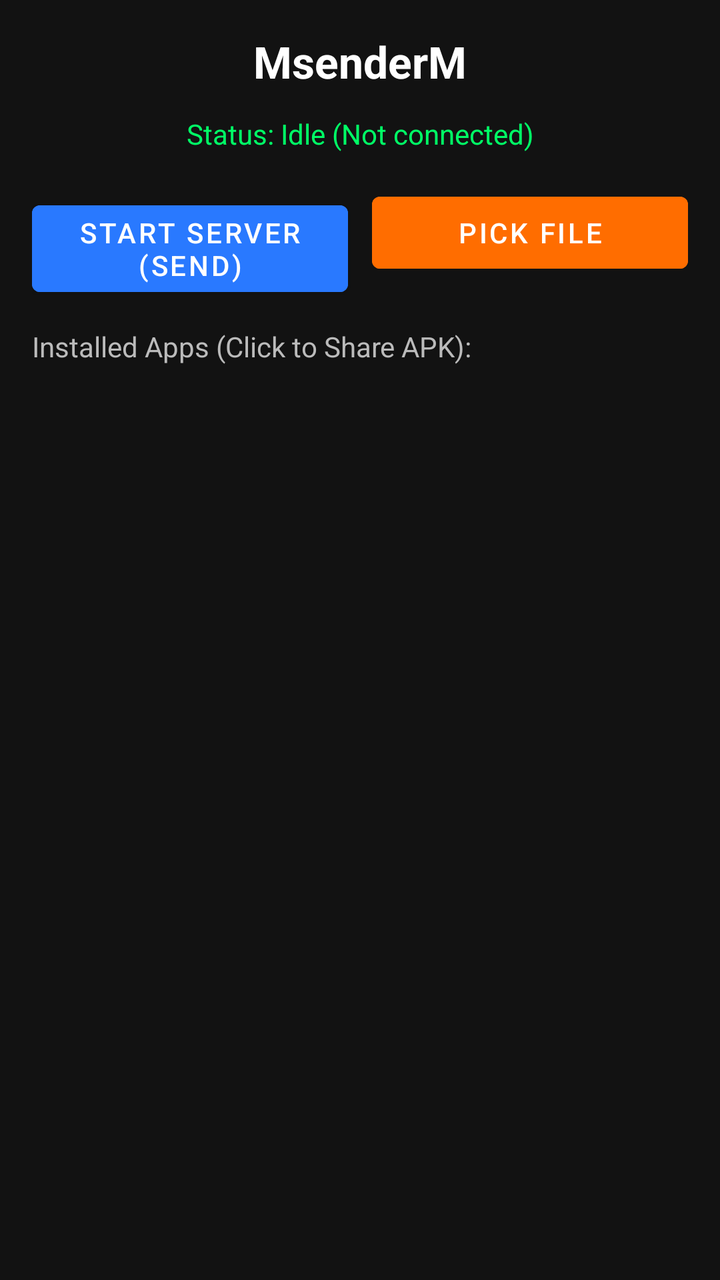
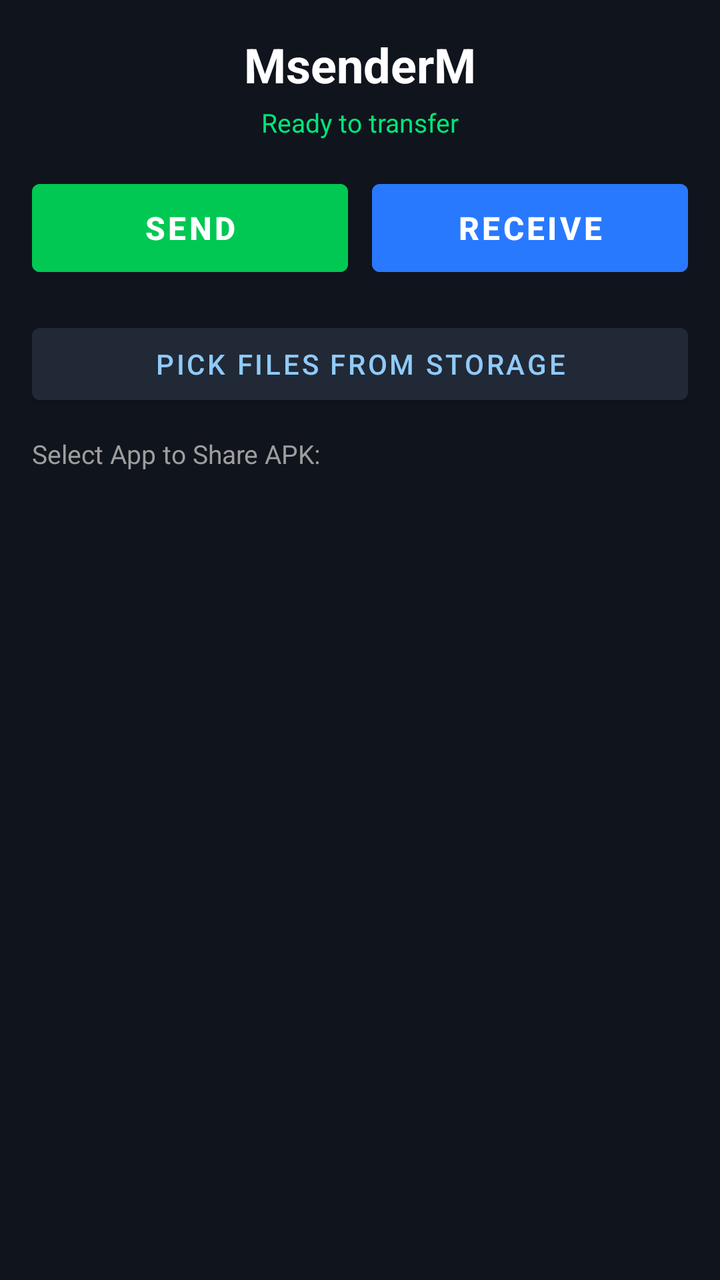

The first picture is an Android layout as it rendered before a commit; the second is the same layout after the commit. The layout source and the unified diff follow.
<!-- AndroidManifest.xml: application theme Theme.MaterialComponents.DayNight.NoActionBar -->
<!-- res/layout/activity_main.xml -->
<?xml version="1.0" encoding="utf-8"?>
<LinearLayout xmlns:android="http://schemas.android.com/apk/res/android"
    android:layout_width="match_parent"
    android:layout_height="match_parent"
    android:orientation="vertical"
    android:background="#121212"
    android:padding="16dp">

    <TextView
        android:layout_width="wrap_content"
        android:layout_height="wrap_content"
        android:text="MsenderM"
        android:textColor="#FFFFFF"
        android:textSize="22sp"
        android:textStyle="bold"
        android:layout_gravity="center"
        android:layout_marginBottom="12dp" />

    <TextView
        android:id="@+id/tvStatus"
        android:layout_width="match_parent"
        android:layout_height="wrap_content"
        android:text="Status: Idle (Not connected)"
        android:textColor="#00FF66"
        android:textSize="14sp"
        android:gravity="center"
        android:layout_marginBottom="16dp" />

    <LinearLayout
        android:layout_width="match_parent"
        android:layout_height="wrap_content"
        android:orientation="horizontal"
        android:weightSum="2"
        android:layout_marginBottom="16dp">

        <Button
            android:id="@+id/btnSend"
            android:layout_width="0dp"
            android:layout_height="wrap_content"
            android:layout_weight="1"
            android:text="START SERVER (SEND)"
            android:backgroundTint="#2979FF"
            android:textColor="#FFFFFF"
            android:layout_marginEnd="6dp" />

        <Button
            android:id="@+id/btnSelectFile"
            android:layout_width="0dp"
            android:layout_height="wrap_content"
            android:layout_weight="1"
            android:text="PICK FILE"
            android:backgroundTint="#FF6D00"
            android:textColor="#FFFFFF"
            android:layout_marginStart="6dp" />
    </LinearLayout>

    <TextView
        android:layout_width="wrap_content"
        android:layout_height="wrap_content"
        android:text="Installed Apps (Click to Share APK):"
        android:textColor="#BBBBBB"
        android:textSize="14sp"
        android:layout_marginBottom="8dp" />

    <ListView
        android:id="@+id/lvApps"
        android:layout_width="match_parent"
        android:layout_height="0dp"
        android:layout_weight="1"
        android:divider="#2D2D2D"
        android:dividerHeight="1dp" />

</LinearLayout>
<!-- resources referenced by this layout -->
<resources>

</resources>

<!-- the commit's change to res/layout/activity_main.xml (unified diff, before → after) -->
@@ -1,73 +1,34 @@
 <?xml version="1.0" encoding="utf-8"?>
-<LinearLayout xmlns:android="http://schemas.android.com/apk/res/android"
-    android:layout_width="match_parent"
-    android:layout_height="match_parent"
-    android:orientation="vertical"
-    android:background="#121212"
-    android:padding="16dp">
+<LinearLayout android:background="#10141D" android:layout_height="match_parent" android:layout_width="match_parent" android:orientation="vertical" android:padding="16dp" xmlns:android="http://schemas.android.com/apk/res/android">
 
-    <TextView
-        android:layout_width="wrap_content"
-        android:layout_height="wrap_content"
-        android:text="MsenderM"
-        android:textColor="#FFFFFF"
-        android:textSize="22sp"
-        android:textStyle="bold"
-        android:layout_gravity="center"
-        android:layout_marginBottom="12dp" />
+    
+    <TextView android:layout_gravity="center" android:layout_height="wrap_content" android:layout_marginBottom="4dp" android:layout_width="wrap_content" android:text="MsenderM" android:textColor="#FFFFFF" android:textSize="24sp" android:textStyle="bold"/>
 
-    <TextView
-        android:id="@+id/tvStatus"
-        android:layout_width="match_parent"
-        android:layout_height="wrap_content"
-        android:text="Status: Idle (Not connected)"
-        android:textColor="#00FF66"
-        android:textSize="14sp"
-        android:gravity="center"
-        android:layout_marginBottom="16dp" />
+    <TextView android:gravity="center" android:id="@+id/tvStatus" android:layout_height="wrap_content" android:layout_marginBottom="16dp" android:layout_width="match_parent" android:text="Ready to transfer" android:textColor="#00E676" android:textSize="13sp"/>
 
-    <LinearLayout
-        android:layout_width="match_parent"
-        android:layout_height="wrap_content"
-        android:orientation="horizontal"
-        android:weightSum="2"
-        android:layout_marginBottom="16dp">
+    
+    <LinearLayout android:layout_height="wrap_content" android:layout_marginBottom="16dp" android:layout_width="match_parent" android:orientation="horizontal" android:weightSum="2">
 
-        <Button
-            android:id="@+id/btnSend"
-            android:layout_width="0dp"
-            android:layout_height="wrap_content"
-            android:layout_weight="1"
-            android:text="START SERVER (SEND)"
-            android:backgroundTint="#2979FF"
-            android:textColor="#FFFFFF"
-            android:layout_marginEnd="6dp" />
+        <Button android:backgroundTint="#00C853" android:id="@+id/btnSend" android:layout_height="56dp" android:layout_marginEnd="6dp" android:layout_weight="1" android:layout_width="0dp" android:text="SEND" android:textColor="#FFFFFF" android:textSize="16sp" android:textStyle="bold"/>
 
-        <Button
-            android:id="@+id/btnSelectFile"
-            android:layout_width="0dp"
-            android:layout_height="wrap_content"
-            android:layout_weight="1"
-            android:text="PICK FILE"
-            android:backgroundTint="#FF6D00"
-            android:textColor="#FFFFFF"
-            android:layout_marginStart="6dp" />
+        <Button android:backgroundTint="#2979FF" android:id="@+id/btnReceive" android:layout_height="56dp" android:layout_marginStart="6dp" android:layout_weight="1" android:layout_width="0dp" android:text="RECEIVE" android:textColor="#FFFFFF" android:textSize="16sp" android:textStyle="bold"/>
     </LinearLayout>
 
-    <TextView
-        android:layout_width="wrap_content"
-        android:layout_height="wrap_content"
-        android:text="Installed Apps (Click to Share APK):"
-        android:textColor="#BBBBBB"
-        android:textSize="14sp"
-        android:layout_marginBottom="8dp" />
+    
+    <Button android:backgroundTint="#212936" android:id="@+id/btnPickCustomFile" android:layout_height="wrap_content" android:layout_marginBottom="12dp" android:layout_width="match_parent" android:text="PICK FILES FROM STORAGE" android:textColor="#90CAF9"/>
 
-    <ListView
-        android:id="@+id/lvApps"
-        android:layout_width="match_parent"
-        android:layout_height="0dp"
-        android:layout_weight="1"
-        android:divider="#2D2D2D"
-        android:dividerHeight="1dp" />
+    
+    <LinearLayout android:background="#1A2230" android:gravity="center" android:id="@+id/qrContainer" android:layout_height="wrap_content" android:layout_marginBottom="12dp" android:layout_width="match_parent" android:orientation="vertical" android:padding="12dp" android:visibility="gone">
+
+        <TextView android:layout_height="wrap_content" android:layout_marginBottom="8dp" android:layout_width="wrap_content" android:text="Receiver: Scan this QR to Connect" android:textColor="#FFFFFF" android:textSize="14sp"/>
+
+        <ImageView android:background="#FFFFFF" android:id="@+id/ivQrCode" android:layout_height="200dp" android:layout_width="200dp" android:padding="8dp"/>
+    </LinearLayout>
+
+    <ProgressBar android:id="@+id/progressBar" android:layout_height="8dp" android:layout_marginBottom="8dp" android:layout_width="match_parent" android:progressTint="#00E676" android:visibility="gone" style="?android:attr/progressBarStyleHorizontal"/>
+
+    <TextView android:layout_height="wrap_content" android:layout_marginBottom="6dp" android:layout_width="wrap_content" android:text="Select App to Share APK:" android:textColor="#9E9E9E" android:textSize="13sp"/>
+
+    <ListView android:divider="#1E2738" android:dividerHeight="1dp" android:id="@+id/lvApps" android:layout_height="0dp" android:layout_weight="1" android:layout_width="match_parent"/>
 
 </LinearLayout>
